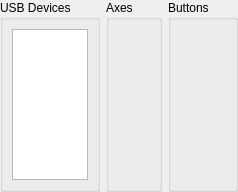
First picture: the form in src/Joysticks/JoysticksTab.ui, repository FRC-Utilities/QDriverStation, before the edit.
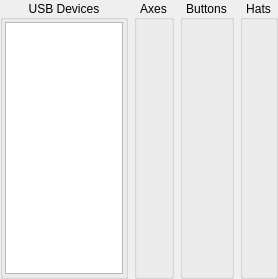
Second picture: the form after the edit.

Commit message: Add support for joystick hats and simplify type usage

The edit to the form file:
```diff
--- a/src/Joysticks/JoysticksTab.ui
+++ b/src/Joysticks/JoysticksTab.ui
@@ -6,16 +6,16 @@
    <rect>
     <x>0</x>
     <y>0</y>
-    <width>204</width>
-    <height>192</height>
+    <width>278</width>
+    <height>279</height>
    </rect>
   </property>
   <property name="windowTitle">
    <string>Form</string>
   </property>
-  <layout class="QHBoxLayout" name="horizontalLayout" stretch="1,0,0">
-   <property name="sizeConstraint">
-    <enum>QLayout::SetDefaultConstraint</enum>
+  <layout class="QHBoxLayout" name="horizontalLayout" stretch="1,0,0,0">
+   <property name="spacing">
+    <number>6</number>
    </property>
    <property name="leftMargin">
     <number>0</number>
@@ -34,7 +34,28 @@
      <property name="title">
       <string>USB Devices</string>
      </property>
+     <property name="alignment">
+      <set>Qt::AlignCenter</set>
+     </property>
+     <property name="flat">
+      <bool>true</bool>
+     </property>
      <layout class="QVBoxLayout" name="verticalLayout">
+      <property name="spacing">
+       <number>2</number>
+      </property>
+      <property name="leftMargin">
+       <number>2</number>
+      </property>
+      <property name="topMargin">
+       <number>2</number>
+      </property>
+      <property name="rightMargin">
+       <number>2</number>
+      </property>
+      <property name="bottomMargin">
+       <number>2</number>
+      </property>
       <item>
        <widget class="QListWidget" name="JoystickList">
         <property name="alternatingRowColors">
@@ -71,9 +92,15 @@
      <property name="title">
       <string>Axes</string>
      </property>
+     <property name="alignment">
+      <set>Qt::AlignCenter</set>
+     </property>
+     <property name="flat">
+      <bool>true</bool>
+     </property>
      <layout class="QVBoxLayout" name="verticalLayout_2">
       <property name="spacing">
-       <number>1</number>
+       <number>0</number>
       </property>
       <property name="leftMargin">
        <number>2</number>
@@ -89,7 +116,23 @@
       </property>
       <item>
        <widget class="QWidget" name="AxesWidget" native="true">
-        <layout class="QVBoxLayout" name="verticalLayout_17"/>
+        <layout class="QVBoxLayout" name="verticalLayout_17">
+         <property name="spacing">
+          <number>2</number>
+         </property>
+         <property name="leftMargin">
+          <number>0</number>
+         </property>
+         <property name="topMargin">
+          <number>0</number>
+         </property>
+         <property name="rightMargin">
+          <number>0</number>
+         </property>
+         <property name="bottomMargin">
+          <number>0</number>
+         </property>
+        </layout>
        </widget>
       </item>
       <item>
@@ -113,9 +156,15 @@
      <property name="title">
       <string>Buttons</string>
      </property>
+     <property name="alignment">
+      <set>Qt::AlignCenter</set>
+     </property>
+     <property name="flat">
+      <bool>true</bool>
+     </property>
      <layout class="QVBoxLayout" name="verticalLayout_3">
       <property name="spacing">
-       <number>1</number>
+       <number>0</number>
       </property>
       <property name="leftMargin">
        <number>2</number>
@@ -141,7 +190,23 @@
 	background-color: rgb(33, 255, 43);
 }</string>
         </property>
-        <layout class="QGridLayout" name="ButtonLayout"/>
+        <layout class="QGridLayout" name="ButtonLayout">
+         <property name="leftMargin">
+          <number>0</number>
+         </property>
+         <property name="topMargin">
+          <number>0</number>
+         </property>
+         <property name="rightMargin">
+          <number>0</number>
+         </property>
+         <property name="bottomMargin">
+          <number>0</number>
+         </property>
+         <property name="spacing">
+          <number>2</number>
+         </property>
+        </layout>
        </widget>
       </item>
       <item>
@@ -160,6 +225,70 @@
      </layout>
     </widget>
    </item>
+   <item>
+    <widget class="QGroupBox" name="Hats">
+     <property name="title">
+      <string>Hats</string>
+     </property>
+     <property name="alignment">
+      <set>Qt::AlignCenter</set>
+     </property>
+     <property name="flat">
+      <bool>true</bool>
+     </property>
+     <layout class="QVBoxLayout" name="verticalLayout_4">
+      <property name="spacing">
+       <number>0</number>
+      </property>
+      <property name="leftMargin">
+       <number>2</number>
+      </property>
+      <property name="topMargin">
+       <number>2</number>
+      </property>
+      <property name="rightMargin">
+       <number>2</number>
+      </property>
+      <property name="bottomMargin">
+       <number>2</number>
+      </property>
+      <item>
+       <widget class="QWidget" name="HatsWidget" native="true">
+        <layout class="QVBoxLayout" name="verticalLayout_20">
+         <property name="spacing">
+          <number>2</number>
+         </property>
+         <property name="leftMargin">
+          <number>0</number>
+         </property>
+         <property name="topMargin">
+          <number>0</number>
+         </property>
+         <property name="rightMargin">
+          <number>0</number>
+         </property>
+         <property name="bottomMargin">
+          <number>0</number>
+         </property>
+        </layout>
+       </widget>
+      </item>
+      <item>
+       <spacer name="verticalSpacer_3">
+        <property name="orientation">
+         <enum>Qt::Vertical</enum>
+        </property>
+        <property name="sizeHint" stdset="0">
+         <size>
+          <width>20</width>
+          <height>40</height>
+         </size>
+        </property>
+       </spacer>
+      </item>
+     </layout>
+    </widget>
+   </item>
   </layout>
  </widget>
  <resources/>
```
The commit also changes 24 other files.
